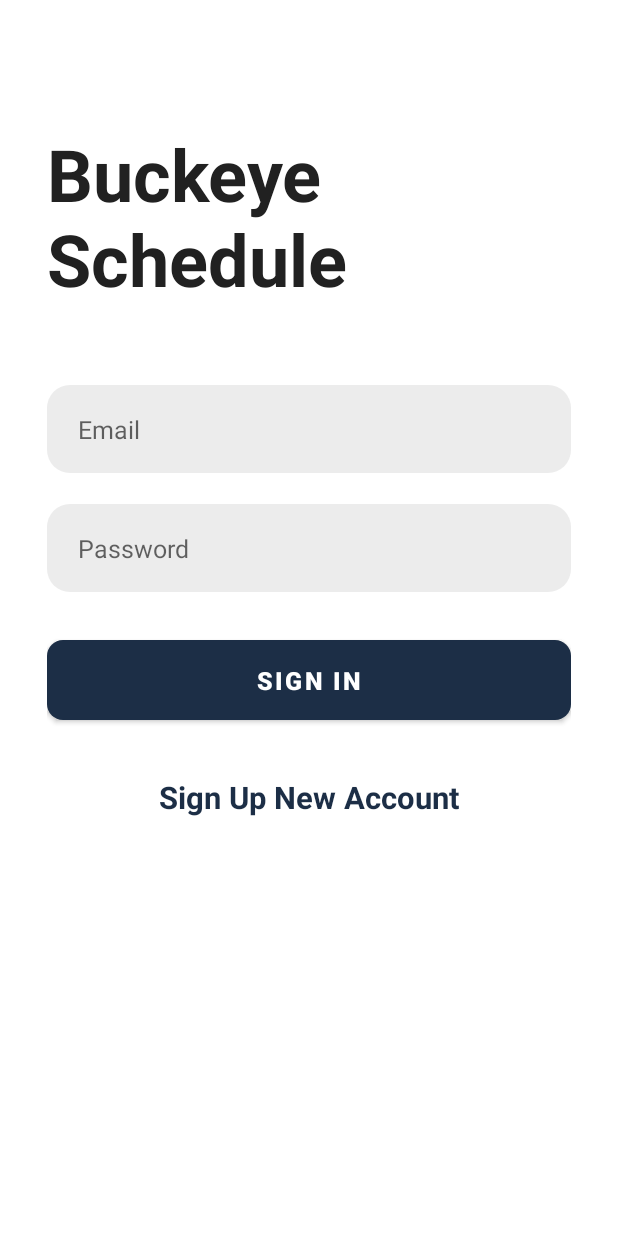
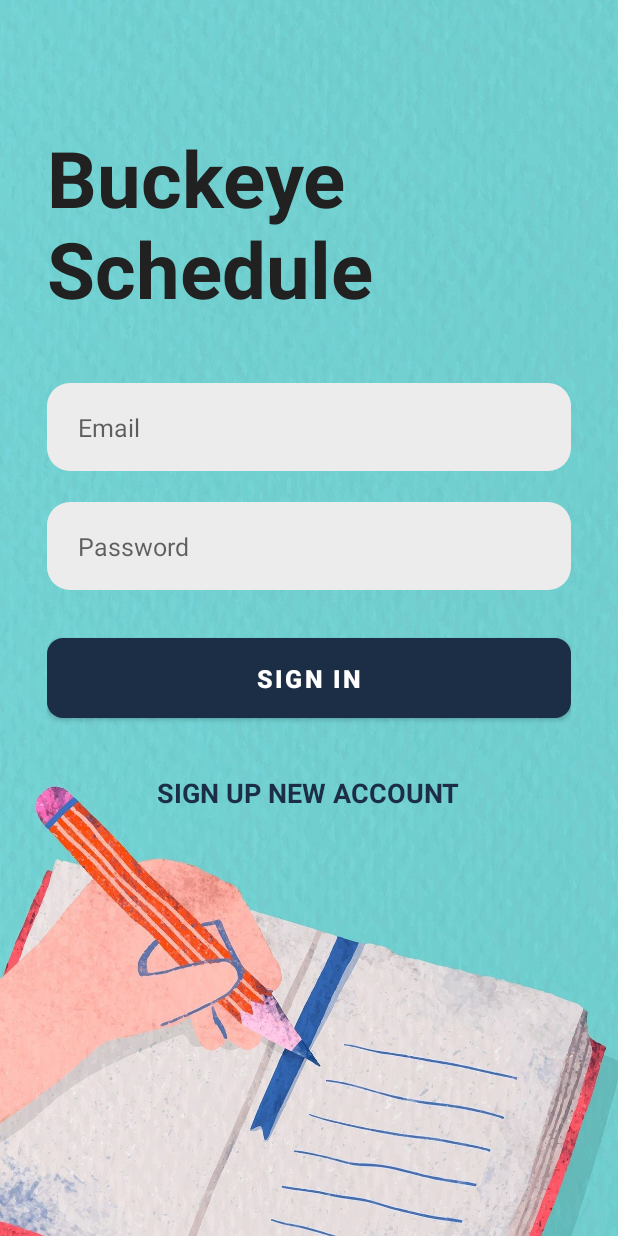
Before and after one commit to Hongda-OSU/CSE5236-Buckeye-Schedule, an Android app: the screen it shows after launch (SignInActivity), on a phone screen of 412 x 824 dp. Run offline under Robolectric (Android 15) with nearby library versions, the light colour scheme and no system bars; our stand-ins replace sdp/ssp sizes.

Commit message:
UI improvement

```diff
--- a/app/src/main/res/layout/activity_sign_in.xml
+++ b/app/src/main/res/layout/activity_sign_in.xml
@@ -8,6 +8,7 @@
     android:overScrollMode="never"
     android:padding="@dimen/_24sdp"
     android:scrollbars="none"
+    android:background="@drawable/background_sign_in_screen"
     tools:context=".activities.SignInActivity">
 
     <LinearLayout
@@ -22,14 +23,14 @@
             android:layout_marginTop="@dimen/_40sdp"
             android:text="@string/buckeye_schedule"
             android:textColor="@color/primary_text"
-            android:textSize="48sp"
+            android:textSize="52sp"
             android:textStyle="bold" />
 
         <EditText
             android:id="@+id/inputEmail"
             android:layout_width="match_parent"
             android:layout_height="@dimen/_45sdp"
-            android:layout_marginTop="@dimen/_40sdp"
+            android:layout_marginTop="@dimen/_32sdp"
             android:background="@drawable/background_input"
             android:hint="@string/email"
             android:imeOptions="actionNext"
@@ -86,7 +87,7 @@
             android:layout_marginTop="@dimen/_24sdp"
             android:text="@string/sign_up_new_account"
             android:textColor="@color/primary"
-            android:textSize="@dimen/_16ssp"
+            android:textSize="@dimen/_14ssp"
             android:textStyle="bold" />
 
     </LinearLayout>
--- a/app/src/main/res/values-night/themes.xml
+++ b/app/src/main/res/values-night/themes.xml
@@ -1,6 +1,6 @@
 <resources xmlns:tools="http://schemas.android.com/tools">
     <style name="Theme.BuckeyeSchedule" parent="Theme.MaterialComponents.DayNight.NoActionBar">
         <item name="colorPrimary">@color/primary</item>
-        <item name="android:statusBarColor" tools:targetApi="l">@color/red</item>
+        <item name="android:statusBarColor" tools:targetApi="l">@color/black</item>
     </style>
 </resources>
--- a/app/src/main/res/values/strings.xml
+++ b/app/src/main/res/values/strings.xml
@@ -4,9 +4,10 @@
     <string name="email">Email</string>
     <string name="password">Password</string>
     <string name="sign_in">Sign In</string>
-    <string name="sign_up_new_account">Sign Up New Account</string>
+    <string name="sign_up_new_account">SIGN UP NEW ACCOUNT</string>
     <string name="profile_image">Profile Image</string>
     <string name="user_name">User Name</string>
     <string name="confirm_password">Confirm Password</string>
     <string name="sign_up">Sign Up</string>
+    <string name="create_new_account">Create New Account</string>
 </resources>
--- a/app/src/main/res/values/themes.xml
+++ b/app/src/main/res/values/themes.xml
@@ -1,6 +1,6 @@
 <resources xmlns:tools="http://schemas.android.com/tools">
     <style name="Theme.BuckeyeSchedule" parent="Theme.MaterialComponents.DayNight.NoActionBar">
         <item name="colorPrimary">@color/primary</item>
-        <item name="android:statusBarColor" tools:targetApi="l">@color/red</item>
+        <item name="android:statusBarColor" tools:targetApi="l">@color/black</item>
     </style>
 </resources>
```
Also changed, not shown: app/src/main/AndroidManifest.xml (+6 -7 lines), app/src/main/java/com/cse5236/buckeyeschedule/activities/SplashScreenActivity.java (added, +16 -0 lines), app/src/main/res/layout/activity_sign_up.xml (+34 -29 lines), app/src/main/res/layout/activity_splash_screen.xml (added, +49 -0 lines), app/src/main/res/layout/splash_screen.xml (deleted, +0 -39 lines), app/src/main/res/drawable/background_sign_in_screen.jpg (added), app/src/main/res/drawable/background_sign_up_screen.jpg (added), app/src/main/res/drawable/ohio_state_logo.png (added), app/src/main/res/drawable/schedule_icon.png.
